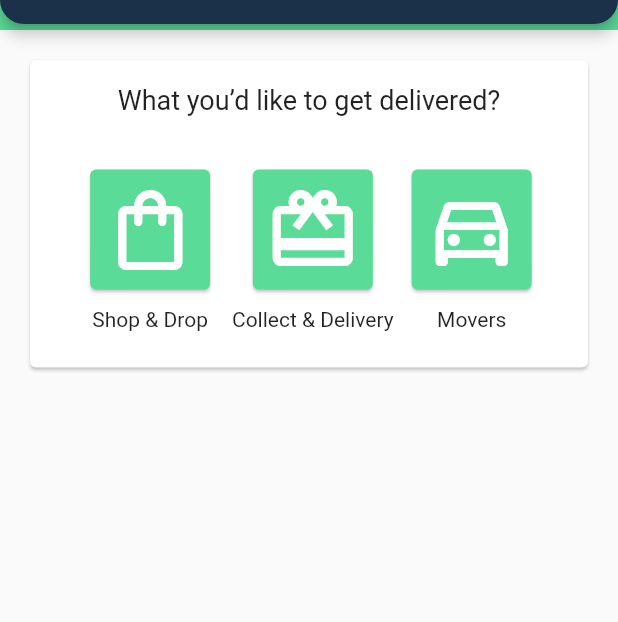
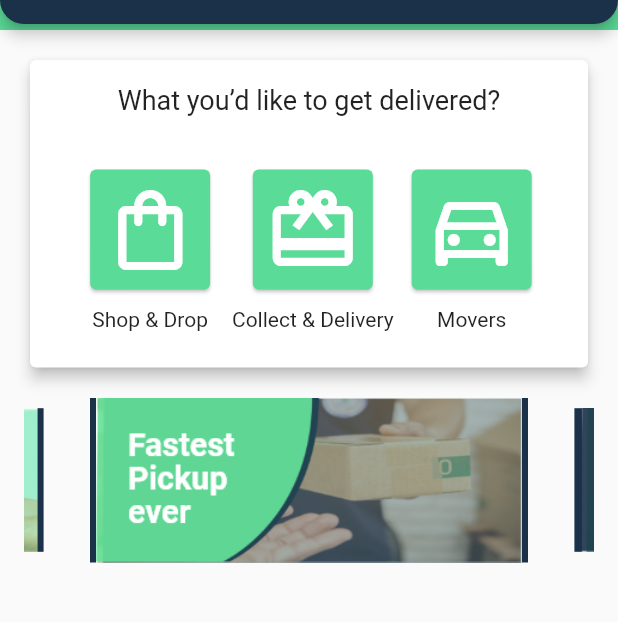
Before and after one commit to msi-shamim/pendu_customer, a Flutter app: the HomePage screen opened directly, on a phone screen of 412 x 824 dp, the part 78-700 px from its top. Run offline on Flutter 3.47's test engine with Material 2 defaults, Android fonts, the phone set to English and light mode, and no system bars; drawn by our look-alikes of carousel_slider; our stand-ins replace flutter_svg.

Commit message:
Update 04
Update 04 from PC

```diff
--- a/lib/page_home.dart
+++ b/lib/home_directories/page_home.dart
@@ -1,3 +1,4 @@
+import 'package:carousel_slider/carousel_slider.dart';
 import 'package:flutter/cupertino.dart';
 import 'package:flutter/material.dart';
 import 'package:pendu_customer/utils/PenduAppBar.dart';
@@ -10,6 +11,11 @@ class HomePage extends StatefulWidget {
     return _HomeState();
   }
 }
+
+final List<String> _imageItems = [
+  'assets/banner_01.png',
+  'assets/banner_02.png',
+];
 
 class _HomeState extends State<HomePage> {
   @override
@@ -24,7 +30,9 @@ class _HomeState extends State<HomePage> {
         shrinkWrap: true,
         padding: EdgeInsets.all(16),
         children: [
+          //section 01
           Card(
+            elevation: 4,
             child: Column(
               children: [
                 Container(
@@ -39,12 +47,37 @@ class _HomeState extends State<HomePage> {
                     mainAxisAlignment: MainAxisAlignment.center,
                     children: [
                       IconTitle(Icons.shopping_bag_outlined, 'Shop & Drop'),
-                      IconTitle(Icons.card_giftcard_outlined, 'Collect & Delivery'),
+                      IconTitle(
+                          Icons.card_giftcard_outlined, 'Collect & Delivery'),
                       IconTitle(Icons.directions_car_outlined, 'Movers'),
                     ],
                   ),
                 )
               ],
+            ),
+          ),
+          //section 02
+          Padding(
+            padding: const EdgeInsets.symmetric(vertical: 16),
+            child: CarouselSlider(
+              options: CarouselOptions(
+                height: 110,
+                initialPage: 0,
+                autoPlayInterval: Duration(seconds: 2),
+                autoPlayAnimationDuration: Duration(milliseconds: 800),
+                autoPlayCurve: Curves.fastOutSlowIn,
+                enlargeCenterPage: true,
+              ),
+              items: _imageItems
+                  .map((e) => Builder(
+                      builder: (context) => Container(
+                            width: MediaQuery.of(context).size.width,
+                            margin: EdgeInsets.symmetric(horizontal: 6.0),
+                            decoration: BoxDecoration(
+                                color: Theme.of(context).primaryColor),
+                            child: Image.asset(e),
+                          )))
+                  .toList(),
             ),
           )
         ],
--- a/pubspec.yaml
+++ b/pubspec.yaml
@@ -29,6 +29,7 @@ dependencies:
   # Use with the CupertinoIcons class for iOS style icons.
   cupertino_icons: ^1.0.2
   flutter_svg: ^0.21.0-nullsafety.0
+  carousel_slider: ^4.0.0-nullsafety.0
 
 dev_dependencies:
   flutter_test:
@@ -52,6 +53,8 @@ flutter:
     - assets/on_boarding_1.png
     - assets/on_boarding_2.png
     - assets/on_boarding_3.png
+    - assets/banner_01.png
+    - assets/banner_02.png
 
   # An image asset can refer to one or more resolution-specific "variants", see
   # https://flutter.dev/assets-and-images/#resolution-aware.
```
Also changed, not shown: lib/home_directories/image_carousel.dart (added, +14 -0 lines), lib/on_boarding/on_boarding_01.dart (+12 -8 lines), lib/on_boarding/on_boarding_02.dart (+6 -1 lines), lib/on_boarding/on_boarding_03.dart (+5 -2 lines), assets/banner_01.png (added), assets/banner_02.png (added), pubspec.lock.
